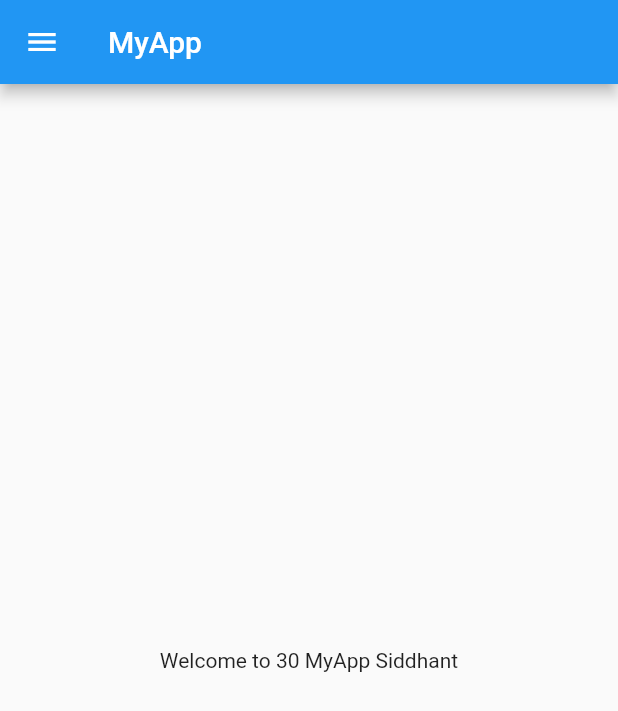
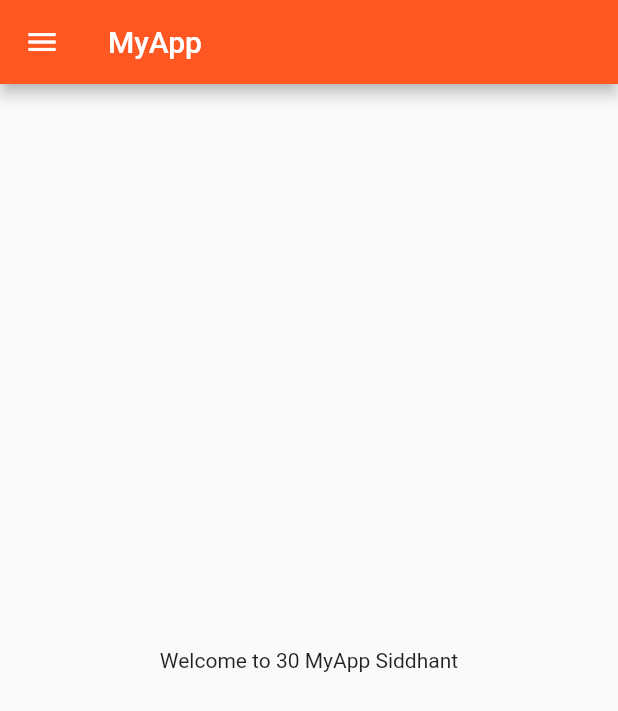
Before and after one commit to siddhant-debug/30daysofflutter, a Flutter app: the screen it shows after launch, on a phone screen of 412 x 824 dp. Shown: the top 711 px of the screen. Run offline on Flutter 3.47's test engine with Material 2 defaults, Android fonts, the phone set to English and light mode, and no system bars.

Commit message:
day3 completed

```diff
--- a/lib/main.dart
+++ b/lib/main.dart
@@ -1,21 +1,25 @@
 import 'package:flutter/material.dart';
+import 'package:project1/pages/login_page.dart';
 
-import 'home.dart';
+import 'pages/home.dart';
 
 void main() {
   runApp(MyApp());
 }
 
 class MyApp extends StatelessWidget {
-
   @override
   Widget build(BuildContext context) {
-
-
-
     return MaterialApp(
-      home: homepage(),
-
+     themeMode: ThemeMode.light,
+      theme: ThemeData(primarySwatch: Colors.deepOrange),
+      darkTheme: ThemeData(brightness: Brightness.dark,
+      primarySwatch: Colors.deepOrange),
+      initialRoute: "/home",
+      routes: {
+        "/" : (context) => Loginpage(),
+        "/home" : (context) => Homepage(),
+      } ,
     );
   }
 }
--- a/lib/home.dart
+++ b/lib/pages/home.dart
@@ -1,6 +1,6 @@
 import 'package:flutter/material.dart';
 
-class homepage extends StatelessWidget {
+class Homepage extends StatelessWidget {
   final int days = 30;
   final String name = "Siddhant";
 
```
Also changed, not shown: lib/pages/login_page.dart (added, +19 -0 lines).
